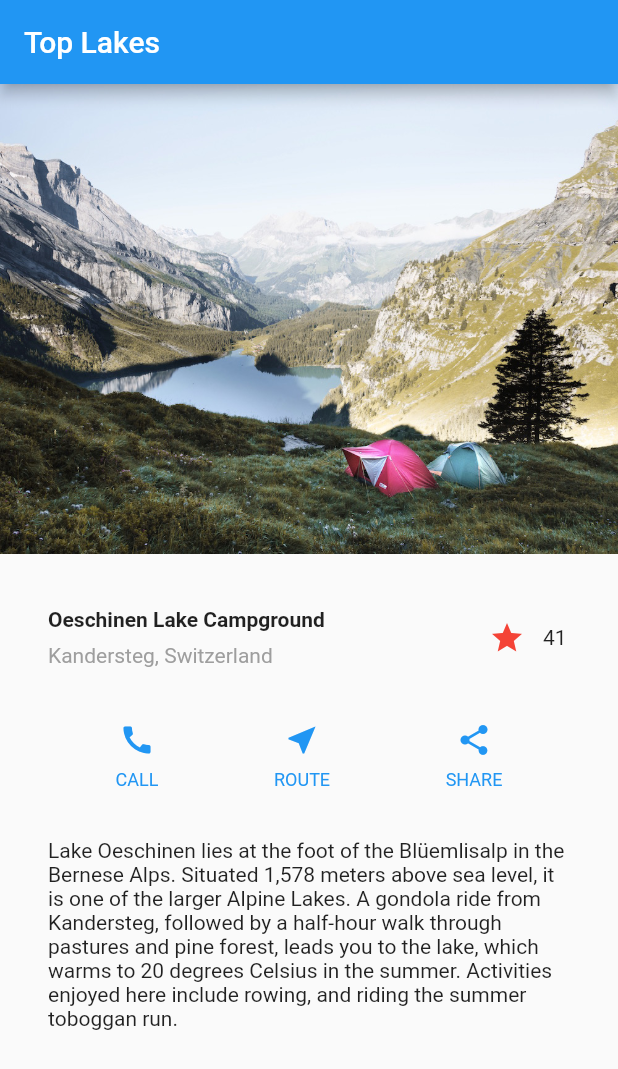
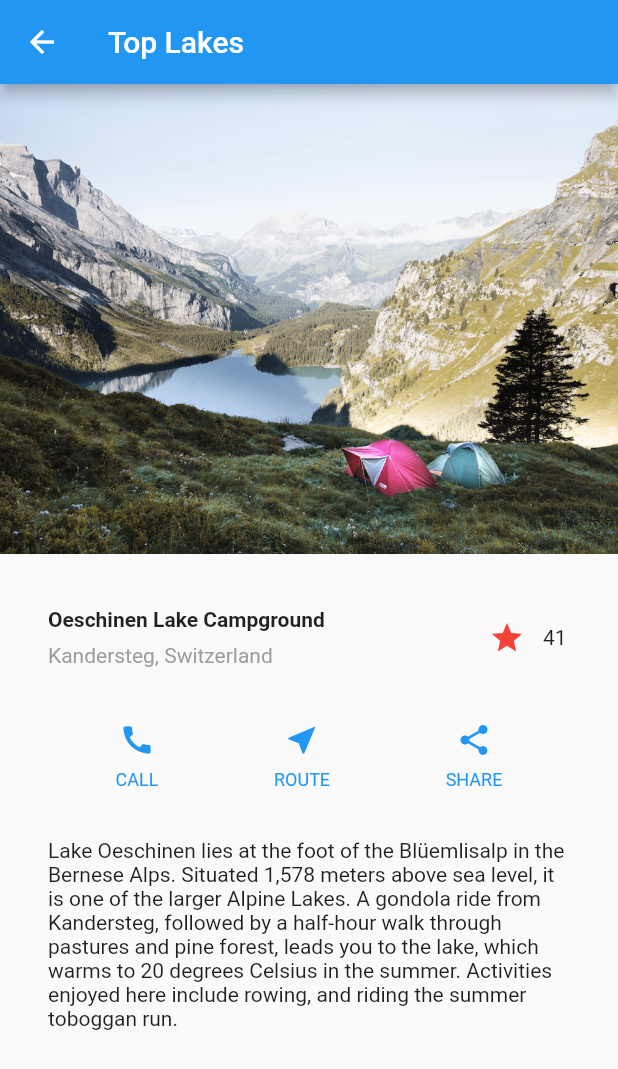
Before and after one commit to grakhell/Flutter-test-drive, a Flutter app: the screen it shows after launch, after a tap on "To First", on a phone screen of 412 x 824 dp. Shown: the top 1069 px of the screen. Run offline on Flutter 3.47's test engine with Material 2 defaults, Android fonts, the phone set to English and light mode, and no system bars.

Commit message:
Second tutorial
Second tutorial finished

```diff
--- a/lib/first.dart
+++ b/lib/first.dart
@@ -77,12 +77,17 @@ class First extends StatelessWidget {
       ),
     );
 
+    void _return() {
+      Navigator.pop(context);
+    }
+
     return MaterialApp(
-      title: "Flutter App",
+      title: "Top Lakes",
       theme: ThemeData(primarySwatch: Colors.blue),
       home: Scaffold(
         appBar: AppBar(
           title: Text("Top Lakes"),
+          leading: IconButton(icon: Icon(Icons.arrow_back), onPressed: _return),
         ),
         body: ListView(
           children: <Widget>[
--- a/lib/main.dart
+++ b/lib/main.dart
@@ -1,23 +1,28 @@
 import 'package:flutter/material.dart';
+import 'package:flutter/cupertino.dart';
 import 'package:flutter/rendering.dart';
 import 'first.dart';
+import 'second.dart';
 
 void main() {
   debugPaintSizeEnabled = false;
-  runApp(new LauncherApp());
+  runApp(new MaterialApp(
+    home: LauncherApp(),
+    routes: <String, WidgetBuilder> {
+      '/1' : (BuildContext context) => new First(),
+      '/2' : (BuildContext context) => new Second(),
+    },
+  ));
 }
 
 class LauncherApp extends StatelessWidget {
   @override
   Widget build(BuildContext context) {
-    return MaterialApp(
-      title: "Flutter test-drive app",
-      home: Scaffold(
+    return Scaffold(
         appBar: new AppBar(
           title: const Text("Flutter test-drive"),
         ),
         body: new Launcher(),
-      ),
     );
   }
 }
@@ -30,13 +35,11 @@ class Launcher extends StatefulWidget {
 class LauncherState extends State<Launcher> {
 
   void _pushToFirst() {
-    Navigator.of(context).push(
-      new MaterialPageRoute(
-          builder: (BuildContext context) {
-            return new First();
-          }
-      )
-    );
+    Navigator.pushNamed(context, '/1');
+  }
+
+  void _pushToSecond() {
+    Navigator.pushNamed(context, '/2');
   }
 
   @override
@@ -47,6 +50,10 @@ class LauncherState extends State<Launcher> {
         MaterialButton(
           child: Text("To First"),
           onPressed: _pushToFirst,
+        ),
+        MaterialButton(
+          child: Text("To Second"),
+          onPressed: _pushToSecond,
         )
       ],
     );
```
Also changed, not shown: lib/second.dart (added, +192 -0 lines).
